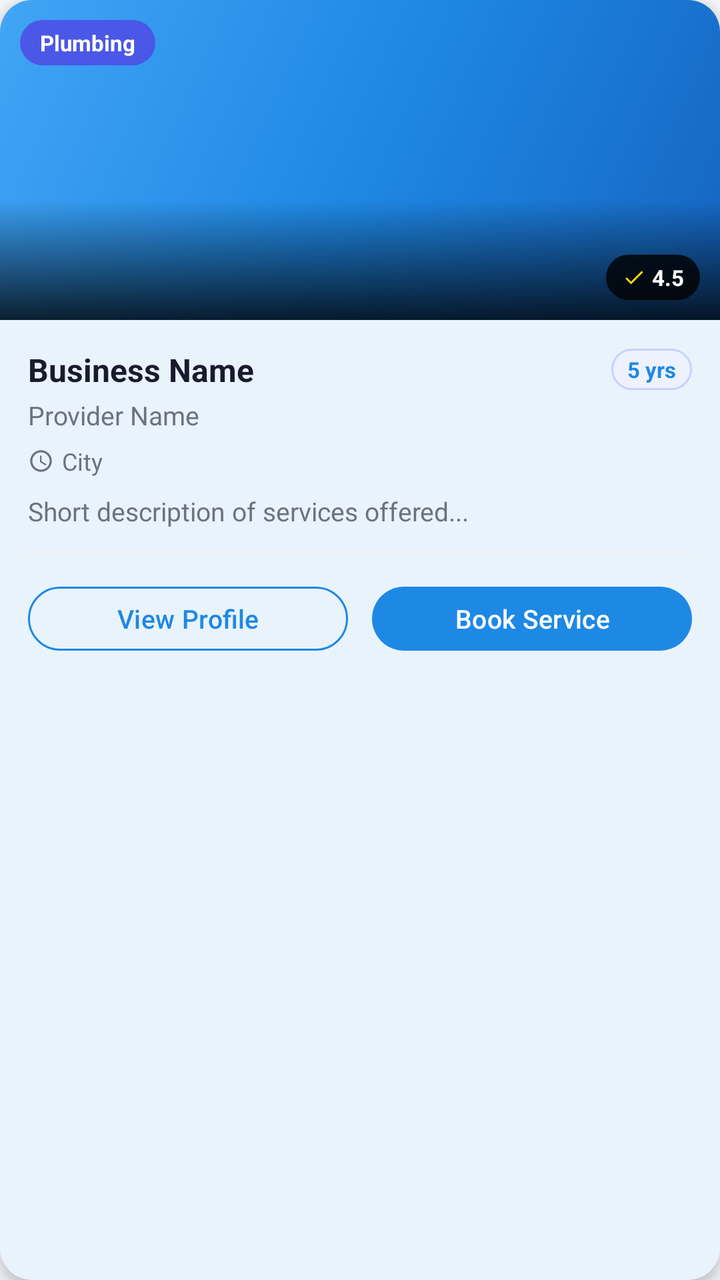
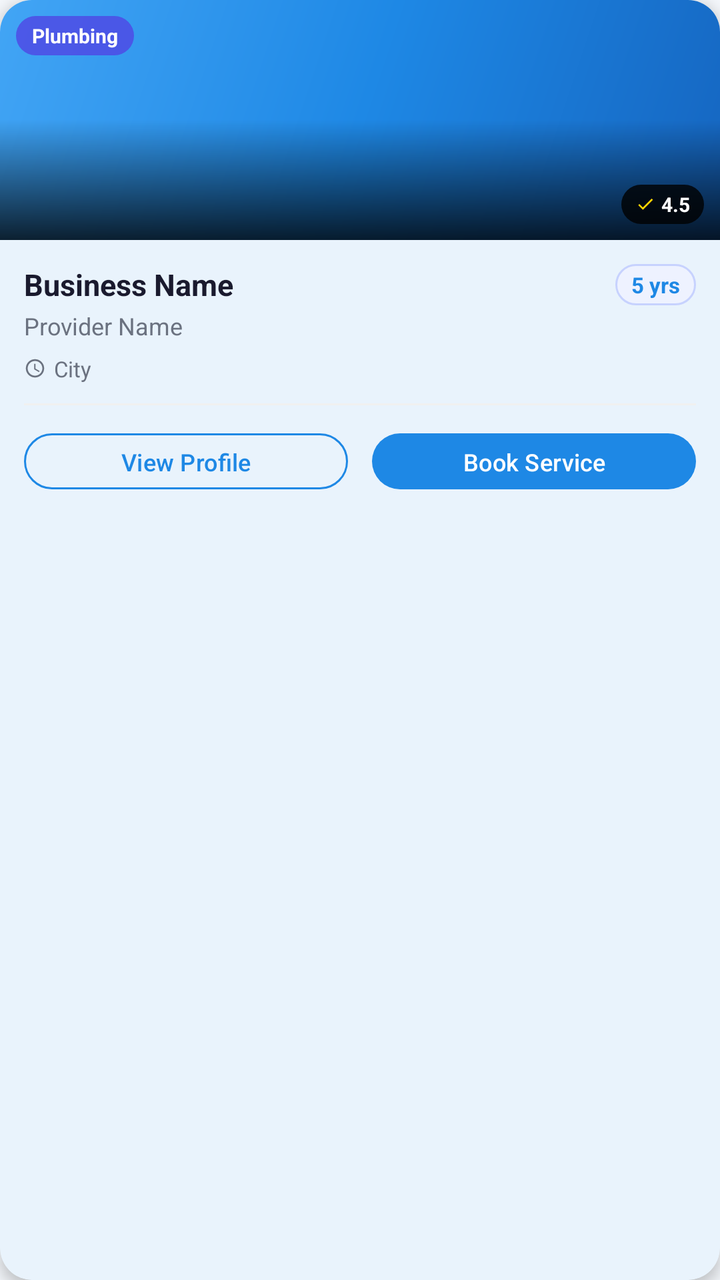

Compare the two renders of this Android layout. The source of the first and the diff that turns it into the second are given below.
<!-- AndroidManifest.xml: application theme Theme.QuickFix -->
<!-- res/layout/item_provider_card.xml -->
<?xml version="1.0" encoding="utf-8"?>
<com.google.android.material.card.MaterialCardView
    xmlns:android="http://schemas.android.com/apk/res/android"
    xmlns:app="http://schemas.android.com/apk/res-auto"
    android:layout_width="match_parent"
    android:layout_height="wrap_content"
    android:layout_marginStart="16dp"
    android:layout_marginEnd="16dp"
    android:layout_marginBottom="14dp"
    app:cardCornerRadius="16dp"
    app:cardElevation="4dp"
    app:strokeWidth="0dp"
    android:clickable="true"
    android:focusable="true">

    <LinearLayout
        android:layout_width="match_parent"
        android:layout_height="wrap_content"
        android:orientation="vertical">

        
        <FrameLayout
            android:layout_width="match_parent"
            android:layout_height="160dp">

            <ImageView
                android:id="@+id/ivBusinessImage"
                android:layout_width="match_parent"
                android:layout_height="match_parent"
                android:scaleType="centerCrop"
                android:src="@drawable/bg_profile_header_gradient"
                android:contentDescription="Business Image" />

            
            <View
                android:layout_width="match_parent"
                android:layout_height="60dp"
                android:layout_gravity="bottom"
                android:background="@drawable/bg_image_gradient_overlay" />

            
            <TextView
                android:id="@+id/tvCategoryBadge"
                android:layout_width="wrap_content"
                android:layout_height="wrap_content"
                android:layout_margin="10dp"
                android:background="@drawable/bg_category_badge"
                android:paddingStart="10dp"
                android:paddingEnd="10dp"
                android:paddingTop="4dp"
                android:paddingBottom="4dp"
                android:text="Plumbing"
                android:textColor="#FFFFFF"
                android:textSize="11sp"
                android:textStyle="bold" />

            
            <LinearLayout
                android:id="@+id/layoutVerifiedBadge"
                android:layout_width="wrap_content"
                android:layout_height="wrap_content"
                android:layout_gravity="top|end"
                android:layout_margin="10dp"
                android:background="@drawable/bg_verified_badge"
                android:gravity="center_vertical"
                android:orientation="horizontal"
                android:paddingStart="7dp"
                android:paddingEnd="7dp"
                android:paddingTop="4dp"
                android:paddingBottom="4dp"
                android:visibility="gone">

                <ImageView
                    android:layout_width="14dp"
                    android:layout_height="14dp"
                    android:src="@drawable/ic_check"
                    app:tint="#FFFFFF"
                    android:contentDescription="Verified" />
            </LinearLayout>

            
            <LinearLayout
                android:id="@+id/layoutRating"
                android:layout_width="wrap_content"
                android:layout_height="wrap_content"
                android:layout_gravity="bottom|end"
                android:layout_margin="10dp"
                android:background="@drawable/bg_rating_chip"
                android:gravity="center_vertical"
                android:orientation="horizontal"
                android:paddingStart="8dp"
                android:paddingEnd="8dp"
                android:paddingTop="4dp"
                android:paddingBottom="4dp">

                <ImageView
                    android:layout_width="12dp"
                    android:layout_height="12dp"
                    android:src="@drawable/ic_check"
                    app:tint="#FFD700"
                    android:contentDescription="Rating" />

                <TextView
                    android:id="@+id/tvRating"
                    android:layout_width="wrap_content"
                    android:layout_height="wrap_content"
                    android:layout_marginStart="3dp"
                    android:text="4.5"
                    android:textColor="#FFFFFF"
                    android:textSize="11sp"
                    android:textStyle="bold" />
            </LinearLayout>

        </FrameLayout>

        
        <LinearLayout
            android:layout_width="match_parent"
            android:layout_height="wrap_content"
            android:orientation="vertical"
            android:padding="14dp">

            
            <LinearLayout
                android:layout_width="match_parent"
                android:layout_height="wrap_content"
                android:orientation="horizontal"
                android:gravity="center_vertical">

                <TextView
                    android:id="@+id/tvBusinessName"
                    android:layout_width="0dp"
                    android:layout_height="wrap_content"
                    android:layout_weight="1"
                    android:text="Business Name"
                    android:textColor="@color/text_primary"
                    android:textSize="16sp"
                    android:textStyle="bold"
                    android:maxLines="1"
                    android:ellipsize="end" />

                <TextView
                    android:id="@+id/tvExperience"
                    android:layout_width="wrap_content"
                    android:layout_height="wrap_content"
                    android:background="@drawable/bg_experience_chip"
                    android:paddingStart="8dp"
                    android:paddingEnd="8dp"
                    android:paddingTop="3dp"
                    android:paddingBottom="3dp"
                    android:text="5 yrs"
                    android:textColor="@color/primary"
                    android:textSize="11sp"
                    android:textStyle="bold" />
            </LinearLayout>

            
            <TextView
                android:id="@+id/tvProviderName"
                android:layout_width="wrap_content"
                android:layout_height="wrap_content"
                android:layout_marginTop="3dp"
                android:text="Provider Name"
                android:textColor="@color/text_secondary"
                android:textSize="13sp" />

            
            <LinearLayout
                android:layout_width="wrap_content"
                android:layout_height="wrap_content"
                android:layout_marginTop="6dp"
                android:gravity="center_vertical"
                android:orientation="horizontal">

                <ImageView
                    android:layout_width="13dp"
                    android:layout_height="13dp"
                    android:src="@drawable/ic_location"
                    app:tint="@color/text_secondary"
                    android:contentDescription="City" />

                <TextView
                    android:id="@+id/tvCity"
                    android:layout_width="wrap_content"
                    android:layout_height="wrap_content"
                    android:layout_marginStart="4dp"
                    android:text="City"
                    android:textColor="@color/text_secondary"
                    android:textSize="12sp" />
            </LinearLayout>

            
            <TextView
                android:id="@+id/tvDescription"
                android:layout_width="match_parent"
                android:layout_height="wrap_content"
                android:layout_marginTop="8dp"
                android:text="Short description of services offered..."
                android:textColor="@color/text_secondary"
                android:textSize="13sp"
                android:maxLines="2"
                android:ellipsize="end" />

            
            <View
                android:layout_width="match_parent"
                android:layout_height="1dp"
                android:layout_marginTop="12dp"
                android:layout_marginBottom="12dp"
                android:background="#F0F0F0" />

            
            <LinearLayout
                android:layout_width="match_parent"
                android:layout_height="wrap_content"
                android:orientation="horizontal"
                android:weightSum="2">

                <com.google.android.material.button.MaterialButton
                    android:id="@+id/btnViewProfile"
                    style="@style/Widget.Material3.Button.OutlinedButton"
                    android:layout_width="0dp"
                    android:layout_height="40dp"
                    android:layout_weight="1"
                    android:layout_marginEnd="6dp"
                    android:text="View Profile"
                    android:textSize="13sp"
                    app:cornerRadius="20dp"
                    app:strokeColor="@color/primary"
                    android:textColor="@color/primary" />

                <com.google.android.material.button.MaterialButton
                    android:id="@+id/btnBookService"
                    style="@style/Widget.Material3.Button"
                    android:layout_width="0dp"
                    android:layout_height="40dp"
                    android:layout_weight="1"
                    android:layout_marginStart="6dp"
                    android:text="Book Service"
                    android:textSize="13sp"
                    app:backgroundTint="@color/primary"
                    app:cornerRadius="20dp"
                    android:textColor="#FFFFFF" />

            </LinearLayout>

        </LinearLayout>

    </LinearLayout>

</com.google.android.material.card.MaterialCardView>
<!-- resources referenced by this layout -->
<resources>
  <color name="primary">#1E88E5</color>
  <color name="text_primary">#1A1A2E</color>
  <color name="text_secondary">#6B7280</color>
  <!-- drawable bg_category_badge (drawable) -->
  <?xml version="1.0" encoding="utf-8"?>
  <shape xmlns:android="http://schemas.android.com/apk/res/android"
      android:shape="rectangle">
      <solid android:color="#CC4F46E5" />
      <corners android:radius="20dp" />
  </shape>
  <!-- drawable bg_experience_chip (drawable) -->
  <?xml version="1.0" encoding="utf-8"?>
  <shape xmlns:android="http://schemas.android.com/apk/res/android"
      android:shape="rectangle">
      <solid android:color="#EEF2FF" />
      <stroke android:width="1dp" android:color="#C7D2FE" />
      <corners android:radius="20dp" />
  </shape>
  <!-- drawable bg_image_gradient_overlay (drawable) -->
  <?xml version="1.0" encoding="utf-8"?>
  <shape xmlns:android="http://schemas.android.com/apk/res/android"
      android:shape="rectangle">
      <gradient
          android:startColor="#00000000"
          android:endColor="#CC000000"
          android:angle="270" />
  </shape>
  <!-- drawable bg_profile_header_gradient (drawable) -->
  <?xml version="1.0" encoding="utf-8"?>
  <shape xmlns:android="http://schemas.android.com/apk/res/android">
      <gradient
          android:startColor="#1565C0"
          android:centerColor="#1E88E5"
          android:endColor="#42A5F5"
          android:angle="135"
          android:type="linear" />
  </shape>
  <!-- drawable bg_rating_chip (drawable) -->
  <?xml version="1.0" encoding="utf-8"?>
  <shape xmlns:android="http://schemas.android.com/apk/res/android"
      android:shape="rectangle">
      <solid android:color="#CC000000" />
      <corners android:radius="20dp" />
  </shape>
  <!-- drawable bg_verified_badge (drawable) -->
  <?xml version="1.0" encoding="utf-8"?>
  <shape xmlns:android="http://schemas.android.com/apk/res/android"
      android:shape="rectangle">
      <solid android:color="#CC2E7D32" />
      <corners android:radius="20dp" />
  </shape>
  <!-- drawable ic_check (drawable) -->
  <vector xmlns:android="http://schemas.android.com/apk/res/android"
      android:width="24dp"
      android:height="24dp"
      android:viewportWidth="24"
      android:viewportHeight="24">
      <path
          android:fillColor="#FFFFFF"
          android:pathData="M9,16.17L4.83,12l-1.42,1.41L9,19 21,7l-1.41,-1.41z"/>
  </vector>
  <style name="Theme.QuickFix" parent="Base.Theme.QuickFix" />
  <color name="primary_dark">#1565C0</color>
  <color name="accent_green">#43A047</color>
  <color name="screen_background">#F4F7FB</color>
  <color name="card_bg">#FFFFFF</color>
  <color name="surface_variant">#F5F7FA</color>
  <color name="divider">#E5E7EB</color>
  <style name="Theme.QuickFix.AdminDialog" parent="ThemeOverlay.Material3.MaterialAlertDialog">
          <item name="colorSurface">@color/card_bg</item>
          <item name="colorOnSurface">@color/text_primary</item>
          <item name="colorOutline">@color/divider</item>
      </style>
  <style name="Theme.QuickFix.BottomSheet" parent="ThemeOverlay.Material3.BottomSheetDialog">
          <item name="colorSurface">@color/card_bg</item>
          <item name="colorOnSurface">@color/text_primary</item>
          <item name="android:colorBackground">@color/card_bg</item>
      </style>
  <style name="Widget.QuickFix.Button" parent="Widget.Material3.Button">
          <item name="backgroundTint">@color/primary</item>
          <item name="android:textColor">@color/white</item>
      </style>
  <style name="Widget.QuickFix.Chip.Filter" parent="Widget.Material3.Chip.Filter">
          <item name="chipBackgroundColor">@color/surface_variant</item>
          <item name="android:textColor">@color/text_primary</item>
          <item name="checkedIconTint">@color/primary</item>
      </style>
  <color name="white">#FFFFFFFF</color>
  <color name="input_background">#FFFFFF</color>
  <color name="input_stroke">#1E88E5</color>
  <color name="error_red">#D32F2F</color>
  <color name="input_hint">#6B7280</color>
  <color name="input_icon">#455A64</color>
  <!-- unchanged entries left out for length: 3 -->
</resources>

<!-- the commit's change to res/layout/item_provider_card.xml (unified diff, before → after) -->
@@ -21,7 +21,7 @@
         
         <FrameLayout
             android:layout_width="match_parent"
-            android:layout_height="160dp">
+            android:layout_height="120dp">
 
             <ImageView
                 android:id="@+id/ivBusinessImage"
@@ -43,15 +43,15 @@
                 android:id="@+id/tvCategoryBadge"
                 android:layout_width="wrap_content"
                 android:layout_height="wrap_content"
-                android:layout_margin="10dp"
+                android:layout_margin="8dp"
                 android:background="@drawable/bg_category_badge"
-                android:paddingStart="10dp"
-                android:paddingEnd="10dp"
-                android:paddingTop="4dp"
-                android:paddingBottom="4dp"
+                android:paddingStart="8dp"
+                android:paddingEnd="8dp"
+                android:paddingTop="3dp"
+                android:paddingBottom="3dp"
                 android:text="Plumbing"
                 android:textColor="#FFFFFF"
-                android:textSize="11sp"
+                android:textSize="10sp"
                 android:textStyle="bold" />
 
             
@@ -60,43 +60,43 @@
                 android:layout_width="wrap_content"
                 android:layout_height="wrap_content"
                 android:layout_gravity="top|end"
-                android:layout_margin="10dp"
+                android:layout_margin="8dp"
                 android:background="@drawable/bg_verified_badge"
                 android:gravity="center_vertical"
                 android:orientation="horizontal"
-                android:paddingStart="7dp"
-                android:paddingEnd="7dp"
-                android:paddingTop="4dp"
-                android:paddingBottom="4dp"
+                android:paddingStart="6dp"
+                android:paddingEnd="6dp"
+                android:paddingTop="3dp"
+                android:paddingBottom="3dp"
                 android:visibility="gone">
-
-                <ImageView
-                    android:layout_width="14dp"
-                    android:layout_height="14dp"
-                    android:src="@drawable/ic_check"
-                    app:tint="#FFFFFF"
-                    android:contentDescription="Verified" />
-            </LinearLayout>
-
-            
-            <LinearLayout
-                android:id="@+id/layoutRating"
-                android:layout_width="wrap_content"
-                android:layout_height="wrap_content"
-                android:layout_gravity="bottom|end"
-                android:layout_margin="10dp"
-                android:background="@drawable/bg_rating_chip"
-                android:gravity="center_vertical"
-                android:orientation="horizontal"
-                android:paddingStart="8dp"
-                android:paddingEnd="8dp"
-                android:paddingTop="4dp"
-                android:paddingBottom="4dp">
 
                 <ImageView
                     android:layout_width="12dp"
                     android:layout_height="12dp"
                     android:src="@drawable/ic_check"
+                    app:tint="#FFFFFF"
+                    android:contentDescription="Verified" />
+            </LinearLayout>
+
+            
+            <LinearLayout
+                android:id="@+id/layoutRating"
+                android:layout_width="wrap_content"
+                android:layout_height="wrap_content"
+                android:layout_gravity="bottom|end"
+                android:layout_margin="8dp"
+                android:background="@drawable/bg_rating_chip"
+                android:gravity="center_vertical"
+                android:orientation="horizontal"
+                android:paddingStart="7dp"
+                android:paddingEnd="7dp"
+                android:paddingTop="3dp"
+                android:paddingBottom="3dp">
+
+                <ImageView
+                    android:layout_width="10dp"
+                    android:layout_height="10dp"
+                    android:src="@drawable/ic_check"
                     app:tint="#FFD700"
                     android:contentDescription="Rating" />
 
@@ -107,7 +107,7 @@
                     android:layout_marginStart="3dp"
                     android:text="4.5"
                     android:textColor="#FFFFFF"
-                    android:textSize="11sp"
+                    android:textSize="10sp"
                     android:textStyle="bold" />
             </LinearLayout>
 
@@ -118,7 +118,7 @@
             android:layout_width="match_parent"
             android:layout_height="wrap_content"
             android:orientation="vertical"
-            android:padding="14dp">
+            android:padding="12dp">
 
             
             <LinearLayout
@@ -134,7 +134,7 @@
                     android:layout_weight="1"
                     android:text="Business Name"
                     android:textColor="@color/text_primary"
-                    android:textSize="16sp"
+                    android:textSize="15sp"
                     android:textStyle="bold"
                     android:maxLines="1"
                     android:ellipsize="end" />
@@ -159,10 +159,10 @@
                 android:id="@+id/tvProviderName"
                 android:layout_width="wrap_content"
                 android:layout_height="wrap_content"
-                android:layout_marginTop="3dp"
+                android:layout_marginTop="2dp"
                 android:text="Provider Name"
                 android:textColor="@color/text_secondary"
-                android:textSize="13sp" />
+                android:textSize="12sp" />
 
             
             <LinearLayout
@@ -173,8 +173,8 @@
                 android:orientation="horizontal">
 
                 <ImageView
-                    android:layout_width="13dp"
-                    android:layout_height="13dp"
+                    android:layout_width="11dp"
+                    android:layout_height="11dp"
                     android:src="@drawable/ic_location"
                     app:tint="@color/text_secondary"
                     android:contentDescription="City" />
@@ -186,27 +186,26 @@
                     android:layout_marginStart="4dp"
                     android:text="City"
                     android:textColor="@color/text_secondary"
-                    android:textSize="12sp" />
-            </LinearLayout>
-
-            
+                    android:textSize="11sp" />
+            </LinearLayout>
+
             <TextView
                 android:id="@+id/tvDescription"
                 android:layout_width="match_parent"
                 android:layout_height="wrap_content"
-                android:layout_marginTop="8dp"
+                android:layout_marginTop="4dp"
                 android:text="Short description of services offered..."
                 android:textColor="@color/text_secondary"
-                android:textSize="13sp"
-                android:maxLines="2"
-                android:ellipsize="end" />
-
-            
+                android:textSize="12sp"
+                android:maxLines="1"
+                android:ellipsize="end"
+                android:visibility="gone" />
+
             <View
                 android:layout_width="match_parent"
                 android:layout_height="1dp"
-                android:layout_marginTop="12dp"
-                android:layout_marginBottom="12dp"
+                android:layout_marginTop="10dp"
+                android:layout_marginBottom="10dp"
                 android:background="#F0F0F0" />
 
             
@@ -220,12 +219,12 @@
                     android:id="@+id/btnViewProfile"
                     style="@style/Widget.Material3.Button.OutlinedButton"
                     android:layout_width="0dp"
-                    android:layout_height="40dp"
+                    android:layout_height="36dp"
                     android:layout_weight="1"
                     android:layout_marginEnd="6dp"
                     android:text="View Profile"
-                    android:textSize="13sp"
-                    app:cornerRadius="20dp"
+                    android:textSize="12sp"
+                    app:cornerRadius="18dp"
                     app:strokeColor="@color/primary"
                     android:textColor="@color/primary" />
 
@@ -233,13 +232,13 @@
                     android:id="@+id/btnBookService"
                     style="@style/Widget.Material3.Button"
                     android:layout_width="0dp"
-                    android:layout_height="40dp"
+                    android:layout_height="36dp"
                     android:layout_weight="1"
                     android:layout_marginStart="6dp"
                     android:text="Book Service"
-                    android:textSize="13sp"
+                    android:textSize="12sp"
                     app:backgroundTint="@color/primary"
-                    app:cornerRadius="20dp"
+                    app:cornerRadius="18dp"
                     android:textColor="#FFFFFF" />
 
             </LinearLayout>
